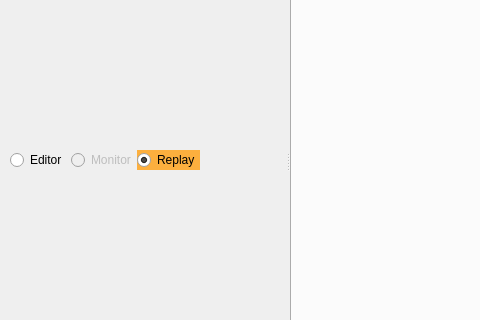
Above: bt_editor/mainwindow.ui from BehaviorTree/Groot before the change; both pictures show x 0 to 480 and y 138 to 458 of the 814 by 600 pixel window. Below: the same form after it.
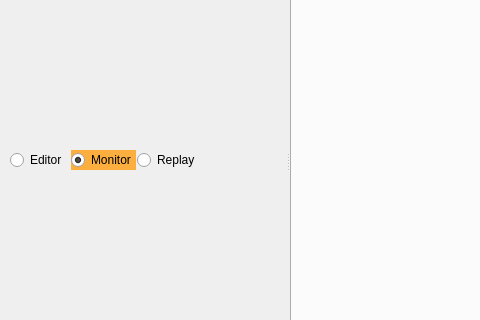
That is the form after the change. Icons and pictures are not drawn.

The edit to the form file:
```diff
--- a/bt_editor/mainwindow.ui
+++ b/bt_editor/mainwindow.ui
@@ -109,7 +109,7 @@
           <item>
            <widget class="QRadioButton" name="radioMonitor">
             <property name="enabled">
-             <bool>false</bool>
+             <bool>true</bool>
             </property>
             <property name="maximumSize">
              <size>
@@ -135,6 +135,9 @@
             <property name="checkable">
              <bool>true</bool>
             </property>
+            <property name="checked">
+             <bool>true</bool>
+            </property>
            </widget>
           </item>
           <item>
@@ -170,7 +173,7 @@
              <bool>true</bool>
             </property>
             <property name="checked">
-             <bool>true</bool>
+             <bool>false</bool>
             </property>
            </widget>
           </item>
```
Left out of the diff: 2 changed lines with no effect on the pictures.
